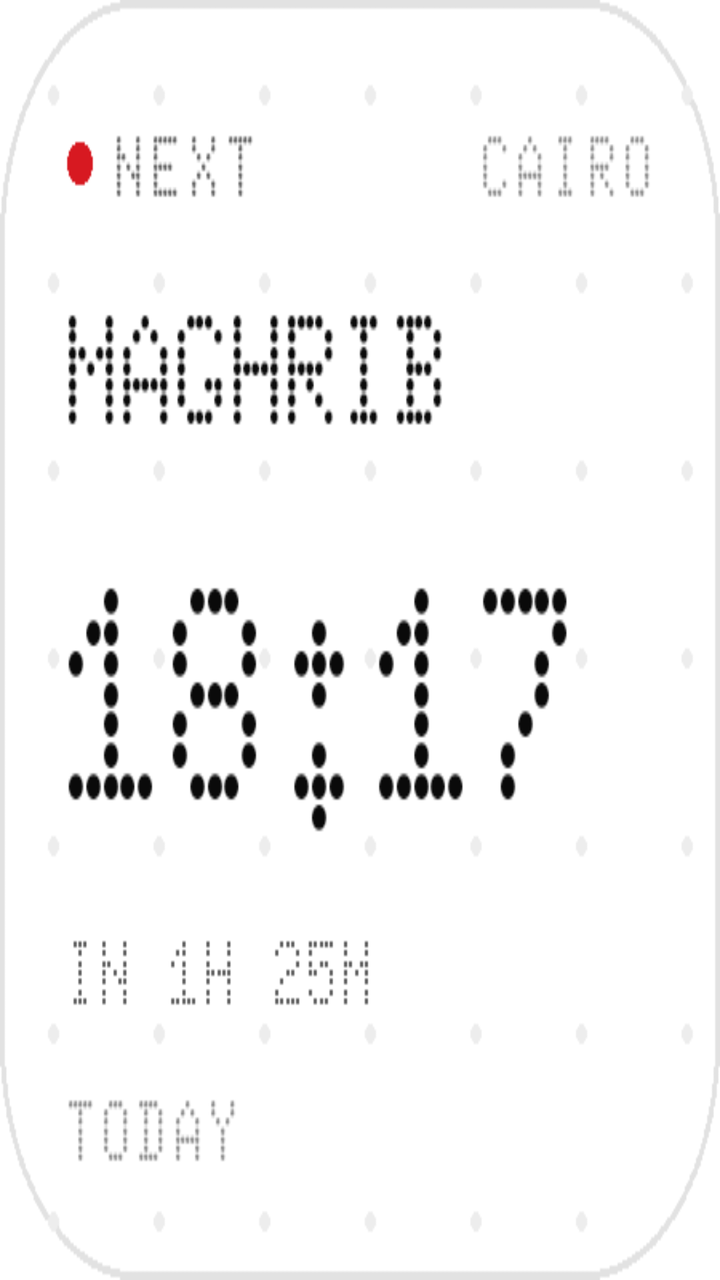
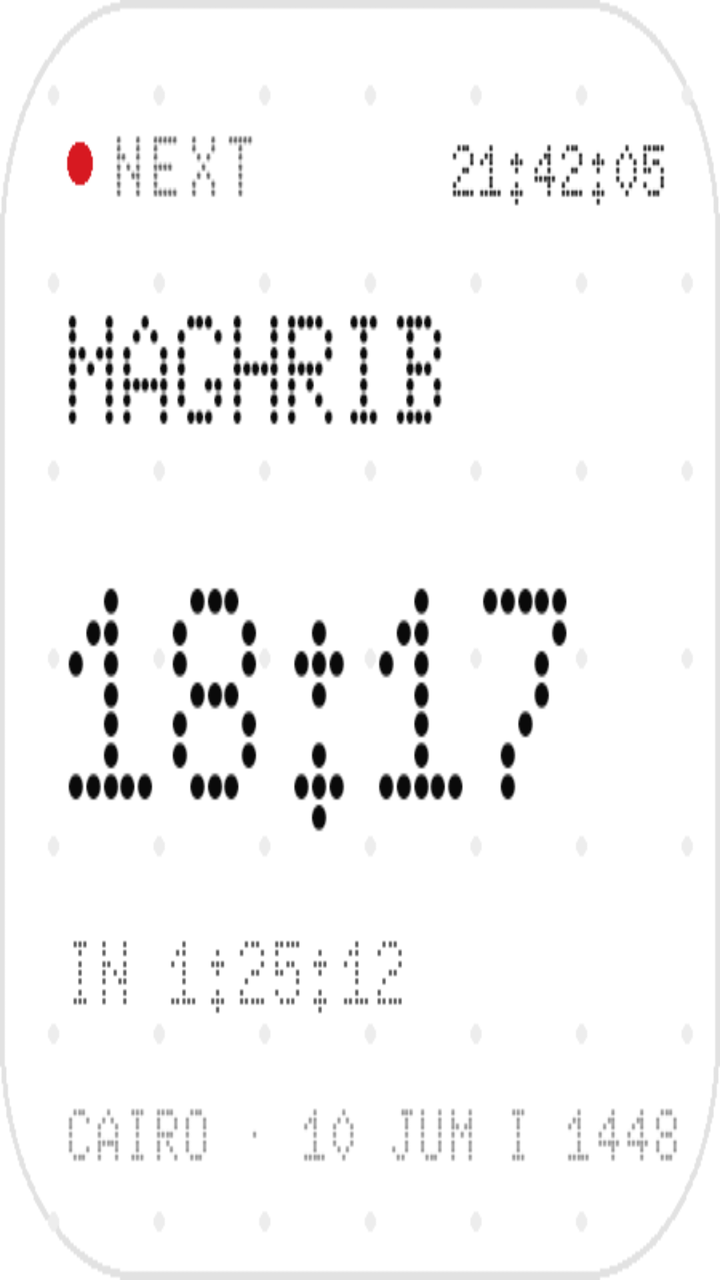

The first picture is an Android layout as it rendered before a commit; the second is the same layout after the commit. The layout source and the unified diff follow.
<!-- AndroidManifest.xml: application theme Theme.Dotpray -->
<!-- res/layout/widget_prayer_small.xml -->
<?xml version="1.0" encoding="utf-8"?>
<FrameLayout xmlns:android="http://schemas.android.com/apk/res/android"
    android:id="@+id/wRoot"
    android:layout_width="match_parent"
    android:layout_height="match_parent">

    <ImageView
        android:id="@+id/wCanvas"
        android:layout_width="match_parent"
        android:layout_height="match_parent"
        android:contentDescription="@string/app_name"
        android:scaleType="fitXY"
        android:src="@drawable/widget_preview_small" />
</FrameLayout>
<!-- resources referenced by this layout -->
<resources>
  <!-- drawable widget_preview_small: png bitmap (drawable-night-nodpi, 11164 bytes) -->
  <string name="app_name">Dotpray</string>
  <style name="Theme.Dotpray" parent="@android:style/Theme.Material.Light.NoActionBar">
          <item name="android:windowBackground">@color/bg</item>
          <item name="android:colorAccent">@color/accent</item>
          <item name="android:textColorPrimary">@color/fg</item>
          <item name="android:textColorSecondary">@color/fg_dim</item>
          <item name="android:textColorHint">@color/fg_faint</item>
          <item name="android:statusBarColor">@color/bg</item>
          <item name="android:navigationBarColor">@color/bg</item>
          <item name="android:windowLightStatusBar">true</item>
          <item name="android:windowLightNavigationBar">true</item>
          
          <item name="android:forceDarkAllowed">false</item>
          <item name="android:fontFamily">@font/doto_regular</item>
          <item name="android:windowAnimationStyle">@android:style/Animation.Activity</item>
      </style>
  <color name="bg">#FFFFFFFF</color>
  <color name="accent">#FFD71921</color>
  <color name="fg">#FF0A0A0A</color>
  <color name="fg_dim">#FF5E5E5E</color>
  <color name="fg_faint">#FF8A8A8A</color>
</resources>

<!-- the commit's change to res/layout/widget_prayer_small.xml (unified diff, before → after) -->
@@ -11,4 +11,54 @@
         android:contentDescription="@string/app_name"
         android:scaleType="fitXY"
         android:src="@drawable/widget_preview_small" />
+
+    <TextClock
+        android:id="@+id/wNow24"
+        android:layout_width="wrap_content"
+        android:layout_height="wrap_content"
+        android:layout_gravity="top|end"
+        android:layout_marginTop="5dp"
+        android:layout_marginEnd="11dp"
+        android:fontFamily="monospace"
+        android:format12Hour="HH:mm:ss"
+        android:format24Hour="HH:mm:ss"
+        android:includeFontPadding="false"
+        android:letterSpacing="0.03"
+        android:textColor="@color/fg"
+        android:textSize="9sp"
+        android:textStyle="bold"
+        android:visibility="gone" />
+
+    <TextClock
+        android:id="@+id/wNow12"
+        android:layout_width="wrap_content"
+        android:layout_height="wrap_content"
+        android:layout_gravity="top|end"
+        android:layout_marginTop="5dp"
+        android:layout_marginEnd="11dp"
+        android:fontFamily="monospace"
+        android:format12Hour="h:mm:ss a"
+        android:format24Hour="h:mm:ss a"
+        android:includeFontPadding="false"
+        android:letterSpacing="0.03"
+        android:textColor="@color/fg"
+        android:textSize="9sp"
+        android:textStyle="bold"
+        android:visibility="gone" />
+
+    <Chronometer
+        android:id="@+id/wCountdown"
+        android:layout_width="wrap_content"
+        android:layout_height="wrap_content"
+        android:layout_gravity="top|start"
+        android:countDown="true"
+        android:fontFamily="monospace"
+        android:format="IN %s"
+        android:includeFontPadding="false"
+        android:letterSpacing="0.04"
+        android:textColor="@color/fg"
+        android:textSize="10sp"
+        android:textStyle="bold"
+        android:visibility="gone" />
+
 </FrameLayout>
<!-- resource entries referenced after the edit -->
@@ -1,6 +1,6 @@
 <!-- resources referenced by this layout -->
 <resources>
-  <!-- drawable widget_preview_small: png bitmap (drawable-night-nodpi, 11164 bytes) -->
+  <!-- drawable widget_preview_small: png bitmap (drawable-night-nodpi, 14076 bytes) -->
   <string name="app_name">Dotpray</string>
   <style name="Theme.Dotpray" parent="@android:style/Theme.Material.Light.NoActionBar">
           <item name="android:windowBackground">@color/bg</item>
